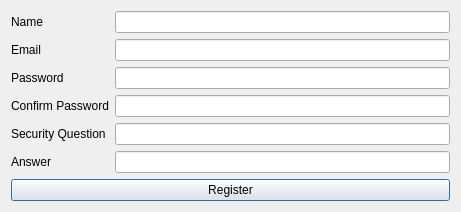
This is designs/xml/register_window.ui in daniel-deru/WorkMate-3.0 as Qt 5 draws it before an edit. The edited form follows.
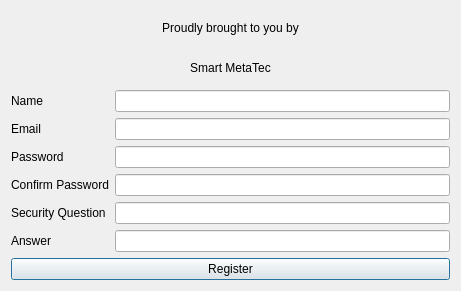
This is the edited form.

Commit message: changed window icon and added the company logo to the register screen

Diff of the .ui file:
```diff
--- a/designs/xml/register_window.ui
+++ b/designs/xml/register_window.ui
@@ -7,13 +7,37 @@
     <x>0</x>
     <y>0</y>
     <width>461</width>
-    <height>201</height>
+    <height>291</height>
    </rect>
   </property>
   <property name="windowTitle">
    <string>Register</string>
   </property>
   <layout class="QVBoxLayout" name="verticalLayout">
+   <item>
+    <layout class="QVBoxLayout" name="verticalLayout_2">
+     <item>
+      <widget class="QLabel" name="lbl_intro">
+       <property name="text">
+        <string>Proudly brought to you by</string>
+       </property>
+       <property name="alignment">
+        <set>Qt::AlignCenter</set>
+       </property>
+      </widget>
+     </item>
+     <item>
+      <widget class="QLabel" name="lbl_company">
+       <property name="text">
+        <string>Smart MetaTec</string>
+       </property>
+       <property name="alignment">
+        <set>Qt::AlignCenter</set>
+       </property>
+      </widget>
+     </item>
+    </layout>
+   </item>
    <item>
     <layout class="QFormLayout" name="form_register">
      <item row="0" column="0">
```
The commit also changes 11 other files.
